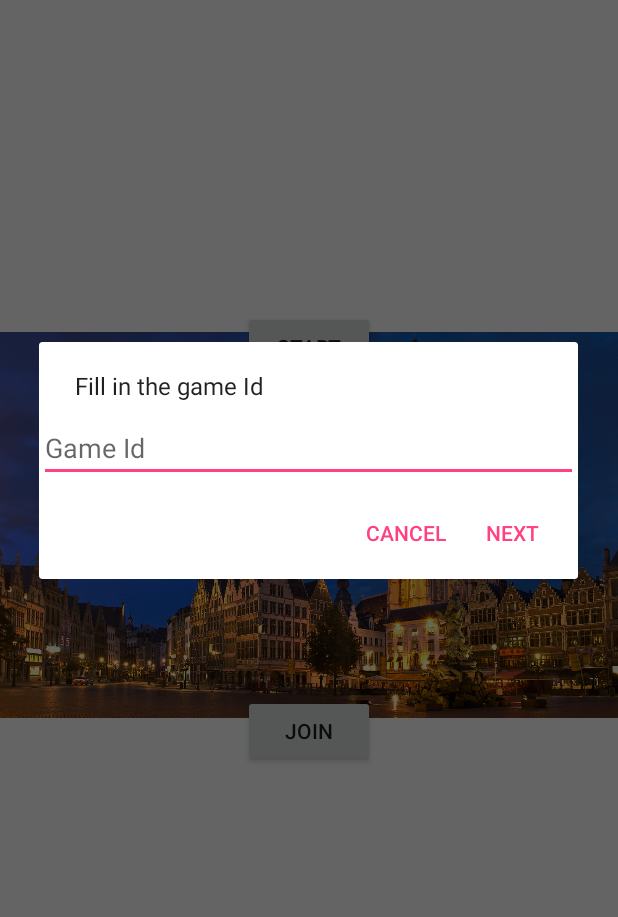
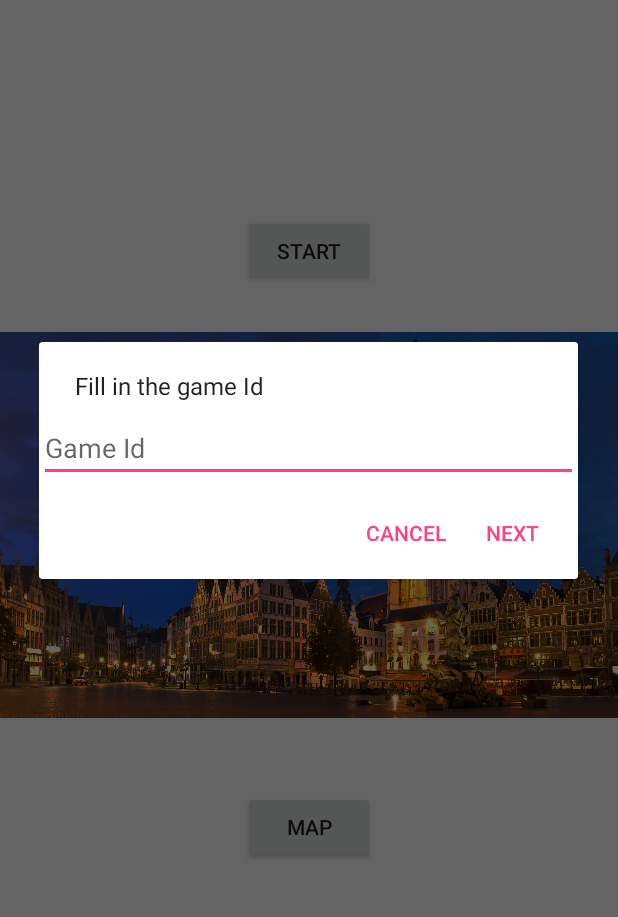
Before and after one commit to AP-Elektronica-ICT/CA1819-AntwerpHasFallen, an Android app: the screen it shows after launch (MainActivity), after a tap on "JOIN", on a phone screen of 412 x 824 dp, the part 157-1074 px from its top. Run offline under Robolectric (Android 15) with nearby library versions, the phone set to English and light mode, and no system bars.

Commit message:
getting map activity demo ready

```diff
--- a/src/AHF-App/app/src/main/java/com/ahf/antwerphasfallen/MainActivity.java
+++ b/src/AHF-App/app/src/main/java/com/ahf/antwerphasfallen/MainActivity.java
@@ -73,6 +73,15 @@ public class MainActivity extends AppCompatActivity {
             public void onClick(View view) {
                 JoinGameDialog dialog = new JoinGameDialog();
                 dialog.show(getSupportFragmentManager(), "Join Games");
+            }
+        });
+
+        Button btnMap = (Button)findViewById(R.id.btn_map);
+        btnMap.setOnClickListener(new View.OnClickListener() {
+            @Override
+            public void onClick(View view) {
+                Intent mapsIntent = new Intent(MainActivity.this, MapsActivity.class);
+                startActivity(mapsIntent);
             }
         });
 
--- a/src/AHF-App/app/src/main/res/layout/activity_main.xml
+++ b/src/AHF-App/app/src/main/res/layout/activity_main.xml
@@ -60,6 +60,20 @@
 
             </LinearLayout>
 
+            <LinearLayout
+                android:layout_width="wrap_content"
+                android:layout_height="wrap_content"
+                android:layout_gravity="center"
+                android:layout_weight="1">
+                <Button
+                    android:id="@+id/btn_map"
+                    android:layout_width="wrap_content"
+                    android:layout_height="wrap_content"
+
+                    android:text="MAP" />
+
+            </LinearLayout>
+
         </LinearLayout>
 
     </RelativeLayout>
--- a/src/AHF-App/app/src/main/res/layout/activity_maps.xml
+++ b/src/AHF-App/app/src/main/res/layout/activity_maps.xml
@@ -3,9 +3,10 @@
     android:layout_width="match_parent"
     android:orientation="vertical">
 
-    <Button
+    <TextView
         android:layout_width="wrap_content"
-        android:layout_height="wrap_content" />
+        android:layout_height="wrap_content"
+        android:id="@+id/txt_distance"/>
 
     <fragment xmlns:android="http://schemas.android.com/apk/res/android"
         xmlns:map="http://schemas.android.com/apk/res-auto"
```
Also changed, not shown: src/AHF-App/app/src/main/java/com/ahf/antwerphasfallen/MapsActivity.java (+12 -1 lines).
